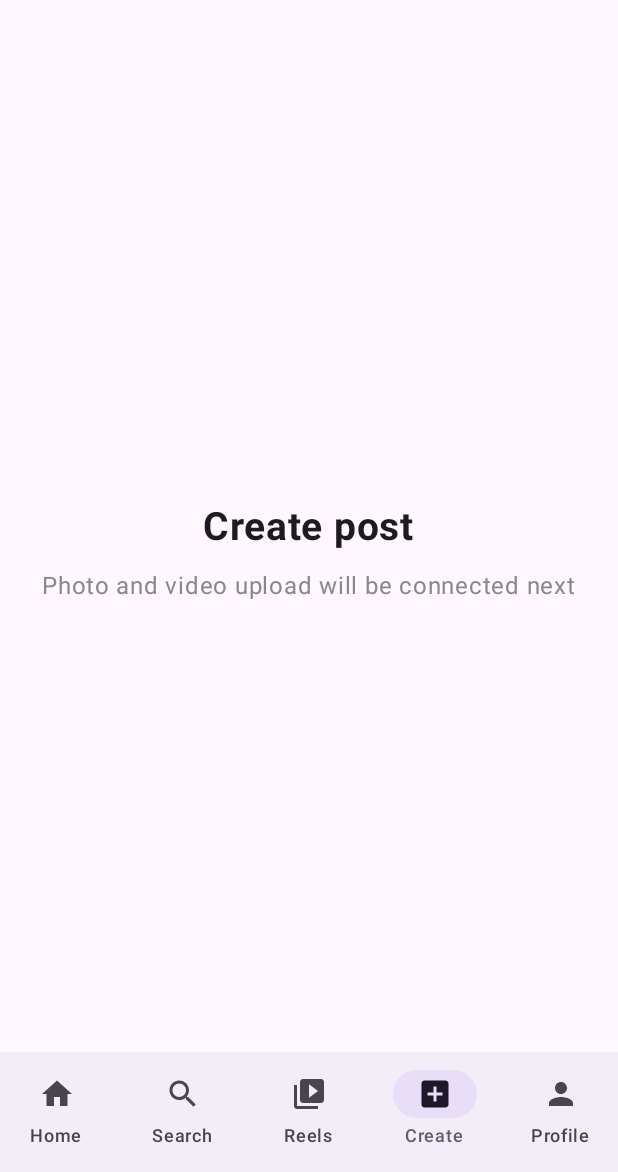
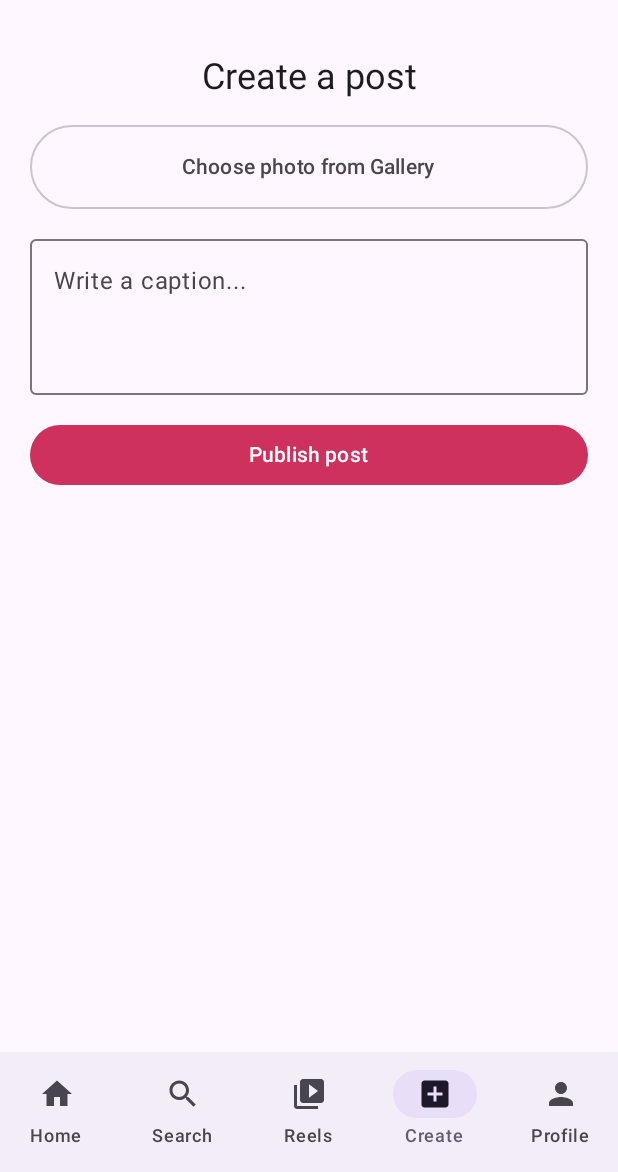
Before and after one commit to bhagrajpunar-ui/IndiaSocialMedia, an Android app built with Jetpack Compose: the composable IndiaSocialApp shown on its own in the app's theme, item 4 of the bottom bar chosen, on a phone screen of 412 x 824 dp, the part 64-1236 px from its top. Run offline under Robolectric (Android 15) with nearby library versions, the phone set to English and light mode, and no system bars; our stand-ins replace Firebase (no records; nobody signed in at launch, a user with empty details on screens opened directly).

Commit message:
Connect Create Post and Firestore feed

```diff
--- a/app/src/main/java/com/indiasocialmedia/app/MainActivity.kt
+++ b/app/src/main/java/com/indiasocialmedia/app/MainActivity.kt
@@ -1,7 +1,7 @@
 package com.indiasocialmedia.app
 
+import androidx.activity.ComponentActivity
 import android.os.Bundle
-import androidx.activity.ComponentActivity
 import androidx.activity.compose.setContent
 import androidx.compose.foundation.background
 import androidx.compose.foundation.layout.*
@@ -15,14 +15,18 @@ import androidx.compose.runtime.*
 import androidx.compose.ui.Alignment
 import androidx.compose.ui.Modifier
 import androidx.compose.ui.graphics.Color
+import androidx.compose.ui.layout.ContentScale
 import androidx.compose.ui.text.font.FontWeight
 import androidx.compose.ui.unit.dp
 import androidx.compose.ui.unit.sp
+import coil.compose.AsyncImage
+import com.google.firebase.firestore.FirebaseFirestore
+import com.google.firebase.firestore.ListenerRegistration
 
 private val Brand = Color(0xFFCE315B)
 private val StoryNames = listOf("Your story", "Aarav", "Priya", "Rahul", "Neha", "Kabir")
-private data class Post(val user: String, val place: String, val caption: String, val color: Color)
-private val Posts = listOf(
+private data class Post(val user: String, val place: String, val caption: String, val color: Color, val imageUrl: String? = null)
+private val DemoPosts = listOf(
     Post("india.creator", "Jaipur, Rajasthan", "Beautiful India 🇮🇳 #IndiaSocial", Color(0xFFE7B67A)),
     Post("travel_diary", "Himalayas", "Find your own way. ✨", Color(0xFF87B7C9)),
     Post("daily_moments", "Jaisalmer", "Golden evenings in Rajasthan.", Color(0xFFD49B65))
@@ -39,6 +43,27 @@ class MainActivity : ComponentActivity() {
 fun IndiaSocialApp() {
     var page by remember { mutableIntStateOf(0) }
     var likedPosts by remember { mutableStateOf(setOf<Int>()) }
+    var posts by remember { mutableStateOf(DemoPosts) }
+
+    DisposableEffect(Unit) {
+        val registration: ListenerRegistration = FirebaseFirestore.getInstance().collection("posts")
+            .addSnapshotListener { snapshot, error ->
+                if (error == null && snapshot != null) {
+                    val loaded = snapshot.documents.map { doc ->
+                        Post(
+                            user = doc.getString("username") ?: "user",
+                            place = doc.getString("place") ?: "India",
+                            caption = doc.getString("caption") ?: "",
+                            color = Color(0xFFE7B67A),
+                            imageUrl = doc.getString("imageUrl")
+                        )
+                    }
+                    posts = if (loaded.isNotEmpty()) loaded else DemoPosts
+                }
+            }
+        onDispose { registration.remove() }
+    }
+
     MaterialTheme(colorScheme = lightColorScheme(primary = Brand)) {
         Scaffold(
             topBar = {
@@ -70,12 +95,12 @@ fun IndiaSocialApp() {
             }
         ) { padding ->
             when (page) {
-                0 -> HomeFeed(Modifier.padding(padding), likedPosts) { id ->
+                0 -> HomeFeed(Modifier.padding(padding), posts, likedPosts) { id ->
                     likedPosts = if (id in likedPosts) likedPosts - id else likedPosts + id
                 }
                 1 -> SimplePage("Search & Explore", "Find people, hashtags and posts")
                 2 -> SimplePage("Reels", "Short videos will appear here")
-                3 -> SimplePage("Create post", "Photo and video upload will be connected next")
+                3 -> Box(Modifier.padding(padding)) { CreatePostScreen { page = 0 } }
                 else -> SimplePage("Your Profile", "@your_username\nPosts • Followers • Following")
             }
         }
@@ -83,7 +108,7 @@ fun IndiaSocialApp() {
 }
 
 @Composable
-private fun HomeFeed(modifier: Modifier, liked: Set<Int>, onLike: (Int) -> Unit) {
+private fun HomeFeed(modifier: Modifier, posts: List<Post>, liked: Set<Int>, onLike: (Int) -> Unit) {
     LazyColumn(modifier.fillMaxSize()) {
         item {
             Row(Modifier.fillMaxWidth().padding(vertical = 12.dp), horizontalArrangement = Arrangement.SpaceEvenly) {
@@ -101,8 +126,8 @@ private fun HomeFeed(modifier: Modifier, liked: Set<Int>, onLike: (Int) -> Unit)
                 }
             }
         }
-        items(Posts) { post ->
-            val index = Posts.indexOf(post)
+        items(posts) { post ->
+            val index = posts.indexOf(post)
             Column(Modifier.fillMaxWidth()) {
                 Row(Modifier.fillMaxWidth().padding(horizontal = 12.dp, vertical = 8.dp), verticalAlignment = Alignment.CenterVertically) {
                     Box(Modifier.size(36.dp).background(Brand, CircleShape), contentAlignment = Alignment.Center) {
@@ -114,8 +139,17 @@ private fun HomeFeed(modifier: Modifier, liked: Set<Int>, onLike: (Int) -> Unit)
                     }
                     Icon(Icons.Default.MoreVert, "More")
                 }
-                Box(Modifier.fillMaxWidth().height(280.dp).background(post.color), contentAlignment = Alignment.Center) {
-                    Text("India 🇮🇳", fontSize = 36.sp, fontWeight = FontWeight.Bold, color = Color.White)
+                if (post.imageUrl != null) {
+                    AsyncImage(
+                        model = post.imageUrl,
+                        contentDescription = "Post image",
+                        modifier = Modifier.fillMaxWidth().height(280.dp),
+                        contentScale = ContentScale.Crop
+                    )
+                } else {
+                    Box(Modifier.fillMaxWidth().height(280.dp).background(post.color), contentAlignment = Alignment.Center) {
+                        Text("India 🇮🇳", fontSize = 36.sp, fontWeight = FontWeight.Bold, color = Color.White)
+                    }
                 }
                 Row(Modifier.fillMaxWidth().padding(horizontal = 8.dp), verticalAlignment = Alignment.CenterVertically) {
                     IconButton(onClick = { onLike(index) }) {
```
